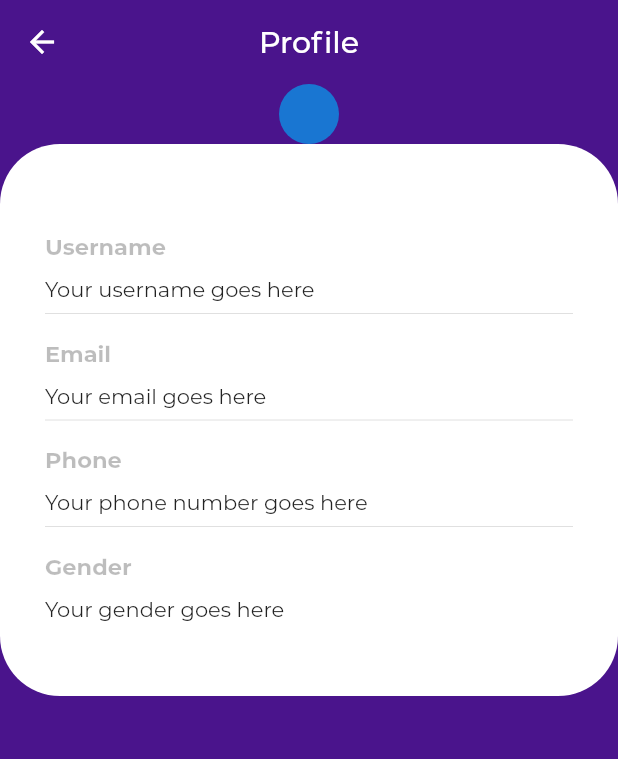
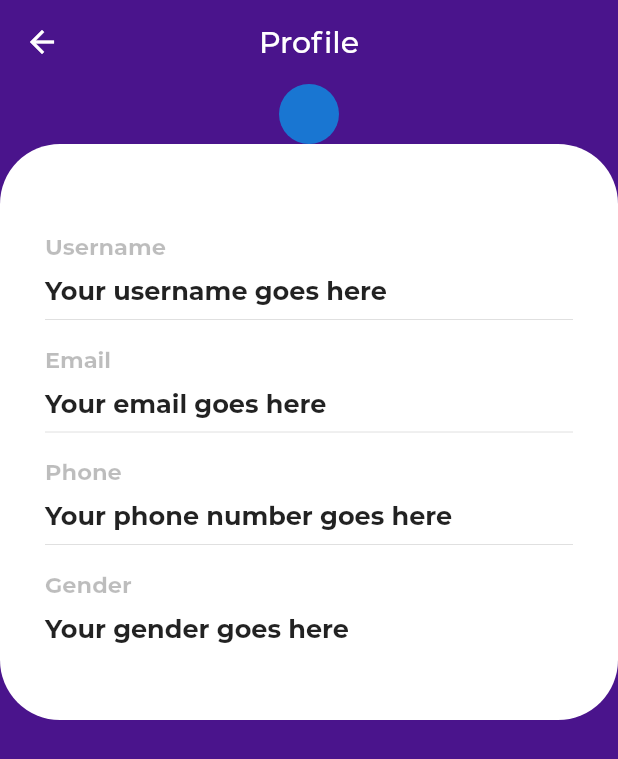
Before and after one commit to onumengine/displaya-HNG, a Flutter app: the screen it shows after launch, on a phone screen of 412 x 824 dp. Shown: the top 759 px of the screen. Run offline on Flutter 3.47's test engine with Material 2 defaults, Android fonts, the light colour scheme and no system bars; project files that could hold a hidden picture were left out.

Commit message:
style the profile details texts

```diff
--- a/lib/profile_screen.dart
+++ b/lib/profile_screen.dart
@@ -42,7 +42,13 @@ class _ProfileScreenState extends State<ProfileScreen> {
                         ),
                       ),
                     ),
-                    Text('Your username goes here'),
+                    Text(
+                      'Your username goes here',
+                      style: TextStyle(
+                        fontSize: 17,
+                        fontWeight: FontWeight.bold,
+                      ),
+                    ),
                     Divider(),
                     Padding(
                       padding: const EdgeInsets.only(bottom: 8),
@@ -56,7 +62,13 @@ class _ProfileScreenState extends State<ProfileScreen> {
                         ),
                       ),
                     ),
-                    Text('Your email goes here'),
+                    Text(
+                      'Your email goes here',
+                      style: TextStyle(
+                        fontSize: 17,
+                        fontWeight: FontWeight.bold,
+                      ),
+                    ),
                     Divider(),
                     Padding(
                       padding: const EdgeInsets.only(bottom: 8),
@@ -70,7 +82,13 @@ class _ProfileScreenState extends State<ProfileScreen> {
                         ),
                       ),
                     ),
-                    Text('Your phone number goes here'),
+                    Text(
+                      'Your phone number goes here',
+                      style: TextStyle(
+                        fontSize: 17,
+                        fontWeight: FontWeight.bold,
+                      ),
+                    ),
                     Divider(),
                     Padding(
                       padding: const EdgeInsets.only(bottom: 8),
@@ -84,7 +102,13 @@ class _ProfileScreenState extends State<ProfileScreen> {
                         ),
                       ),
                     ),
-                    Text('Your gender goes here'),
+                    Text(
+                      'Your gender goes here',
+                      style: TextStyle(
+                        fontSize: 17,
+                        fontWeight: FontWeight.bold,
+                      ),
+                    ),
                   ],
                 ),
               ),
```
